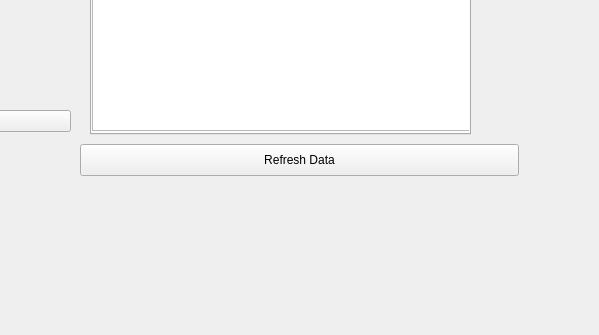
This is mainpage.ui in ShaniceReih/Vertanom-final as Qt 5 draws it before an edit; both pictures show x 400 to 999 and y 416 to 751 of the 1362 by 751 pixel window. The edited form follows.
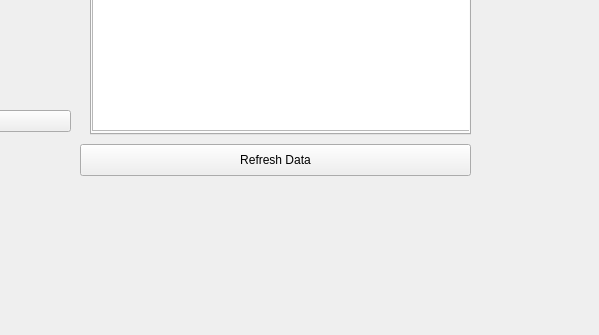
This is the edited form.

What changed in the file:
```diff
--- a/mainpage.ui
+++ b/mainpage.ui
@@ -469,7 +469,7 @@
      <rect>
       <x>480</x>
       <y>560</y>
-      <width>439</width>
+      <width>391</width>
       <height>32</height>
      </rect>
     </property>
```
